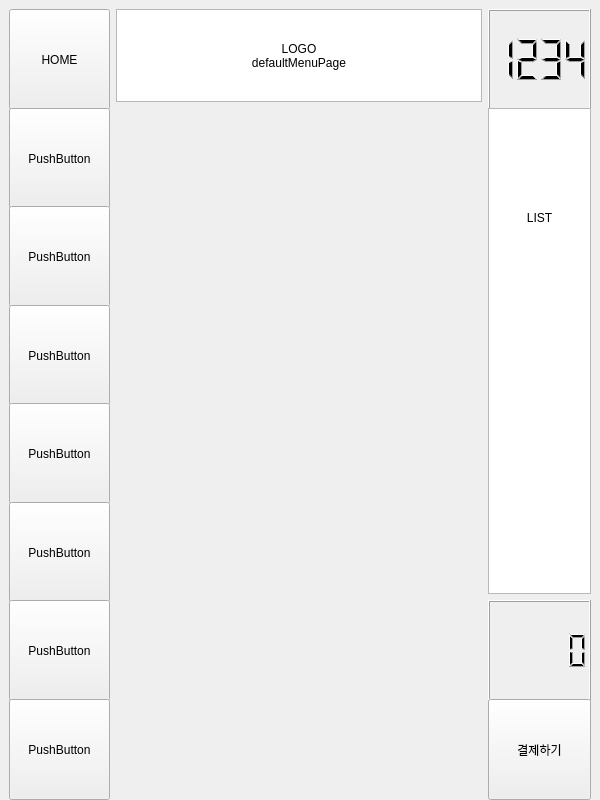
First picture: the form in Init.ui, repository LeeHuSeong/Kiosk_AI, before the edit.
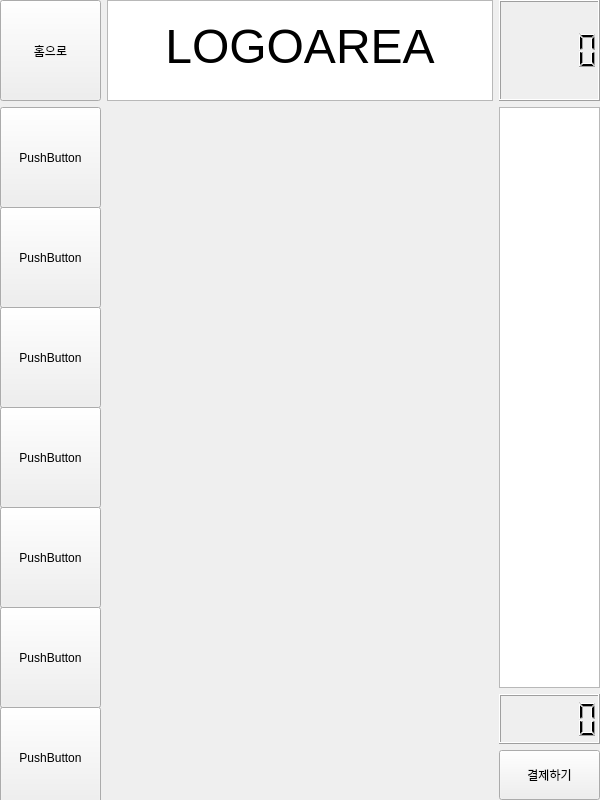
Second picture: the form after the edit. The open tabs and pages were chosen to show the change.

Commit message: Form, Code Rework

Diff of the .ui file:
```diff
--- a/Init.ui
+++ b/Init.ui
@@ -107,56 +107,24 @@
         </widget>
         <widget class="QWidget" name="defaultMenuPage">
          <layout class="QGridLayout" name="gridLayout_3">
-          <item row="0" column="0">
-           <widget class="QPushButton" name="btn_returnSelectPage">
-            <property name="sizePolicy">
-             <sizepolicy hsizetype="MinimumExpanding" vsizetype="MinimumExpanding">
-              <horstretch>0</horstretch>
-              <verstretch>0</verstretch>
-             </sizepolicy>
-            </property>
-            <property name="minimumSize">
-             <size>
-              <width>101</width>
-              <height>101</height>
-             </size>
-            </property>
-            <property name="text">
-             <string>HOME</string>
-            </property>
-           </widget>
-          </item>
-          <item row="0" column="1">
-           <widget class="QTextBrowser" name="logoArea">
-            <property name="sizePolicy">
-             <sizepolicy hsizetype="MinimumExpanding" vsizetype="MinimumExpanding">
-              <horstretch>0</horstretch>
-              <verstretch>0</verstretch>
-             </sizepolicy>
-            </property>
-            <property name="minimumSize">
-             <size>
-              <width>366</width>
-              <height>0</height>
-             </size>
-            </property>
-            <property name="html">
-             <string>&lt;!DOCTYPE HTML PUBLIC &quot;-//W3C//DTD HTML 4.0//EN&quot; &quot;http://www.w3.org/TR/REC-html40/strict.dtd&quot;&gt;
-&lt;html&gt;&lt;head&gt;&lt;meta name=&quot;qrichtext&quot; content=&quot;1&quot; /&gt;&lt;style type=&quot;text/css&quot;&gt;
-p, li { white-space: pre-wrap; }
-&lt;/style&gt;&lt;/head&gt;&lt;body style=&quot; font-family:'Gulim'; font-size:9pt; font-weight:400; font-style:normal;&quot;&gt;
-&lt;p align=&quot;center&quot; style=&quot;-qt-paragraph-type:empty; margin-top:0px; margin-bottom:0px; margin-left:0px; margin-right:0px; -qt-block-indent:0; text-indent:0px;&quot;&gt;&lt;br /&gt;&lt;/p&gt;
-&lt;p align=&quot;center&quot; style=&quot;-qt-paragraph-type:empty; margin-top:0px; margin-bottom:0px; margin-left:0px; margin-right:0px; -qt-block-indent:0; text-indent:0px;&quot;&gt;&lt;br /&gt;&lt;/p&gt;
-&lt;p align=&quot;center&quot; style=&quot; margin-top:0px; margin-bottom:0px; margin-left:0px; margin-right:0px; -qt-block-indent:0; text-indent:0px;&quot;&gt;LOGO&lt;/p&gt;
-&lt;p align=&quot;center&quot; style=&quot; margin-top:0px; margin-bottom:0px; margin-left:0px; margin-right:0px; -qt-block-indent:0; text-indent:0px;&quot;&gt;defaultMenuPage&lt;/p&gt;
-&lt;p align=&quot;center&quot; style=&quot;-qt-paragraph-type:empty; margin-top:0px; margin-bottom:0px; margin-left:0px; margin-right:0px; -qt-block-indent:0; text-indent:0px;&quot;&gt;&lt;br /&gt;&lt;/p&gt;&lt;/body&gt;&lt;/html&gt;</string>
-            </property>
-           </widget>
-          </item>
-          <item row="0" column="2">
-           <widget class="QLCDNumber" name="timeLimit">
+          <property name="leftMargin">
+           <number>0</number>
+          </property>
+          <property name="topMargin">
+           <number>0</number>
+          </property>
+          <property name="rightMargin">
+           <number>0</number>
+          </property>
+          <property name="bottomMargin">
+           <number>0</number>
+          </property>
+          <item row="1" column="3">
+           <layout class="QVBoxLayout" name="catalog_Layout">
+            <item>
+             <widget class="QPushButton" name="btn_catalog_1">
             <property name="sizePolicy">
-             <sizepolicy hsizetype="MinimumExpanding" vsizetype="MinimumExpanding">
+               <sizepolicy hsizetype="Fixed" vsizetype="Fixed">
               <horstretch>0</horstretch>
               <verstretch>0</verstretch>
              </sizepolicy>
@@ -167,21 +135,15 @@
               <height>101</height>
              </size>
             </property>
-            <property name="digitCount">
-             <number>4</number>
-            </property>
-            <property name="mode">
-             <enum>QLCDNumber::Dec</enum>
-            </property>
-            <property name="value" stdset="0">
-             <double>1234.000000000000000</double>
-            </property>
-           </widget>
-          </item>
-          <item row="1" column="0">
-           <widget class="QPushButton" name="catalogBtn_1">
+              <property name="text">
+               <string>PushButton</string>
+              </property>
+             </widget>
+            </item>
+            <item>
+             <widget class="QPushButton" name="btn_catalog_2">
             <property name="sizePolicy">
-             <sizepolicy hsizetype="MinimumExpanding" vsizetype="MinimumExpanding">
+               <sizepolicy hsizetype="Fixed" vsizetype="Fixed">
               <horstretch>0</horstretch>
               <verstretch>0</verstretch>
              </sizepolicy>
@@ -197,19 +159,10 @@
             </property>
            </widget>
           </item>
-          <item row="1" column="1" rowspan="7">
-           <widget class="QStackedWidget" name="catalogPage">
-            <property name="currentIndex">
-             <number>1</number>
-            </property>
-            <widget class="QWidget" name="menuPage_0"/>
-            <widget class="QWidget" name="menuPage_1"/>
-           </widget>
-          </item>
-          <item row="1" column="2" rowspan="5">
-           <widget class="QTextBrowser" name="orderList">
+            <item>
+             <widget class="QPushButton" name="btn_catalog_3">
             <property name="sizePolicy">
-             <sizepolicy hsizetype="MinimumExpanding" vsizetype="MinimumExpanding">
+               <sizepolicy hsizetype="Fixed" vsizetype="Fixed">
               <horstretch>0</horstretch>
               <verstretch>0</verstretch>
              </sizepolicy>
@@ -217,36 +170,6 @@
             <property name="minimumSize">
              <size>
               <width>101</width>
-              <height>0</height>
-             </size>
-            </property>
-            <property name="html">
-             <string>&lt;!DOCTYPE HTML PUBLIC &quot;-//W3C//DTD HTML 4.0//EN&quot; &quot;http://www.w3.org/TR/REC-html40/strict.dtd&quot;&gt;
-&lt;html&gt;&lt;head&gt;&lt;meta name=&quot;qrichtext&quot; content=&quot;1&quot; /&gt;&lt;style type=&quot;text/css&quot;&gt;
-p, li { white-space: pre-wrap; }
-&lt;/style&gt;&lt;/head&gt;&lt;body style=&quot; font-family:'Gulim'; font-size:9pt; font-weight:400; font-style:normal;&quot;&gt;
-&lt;p align=&quot;center&quot; style=&quot;-qt-paragraph-type:empty; margin-top:0px; margin-bottom:0px; margin-left:0px; margin-right:0px; -qt-block-indent:0; text-indent:0px;&quot;&gt;&lt;br /&gt;&lt;/p&gt;
-&lt;p align=&quot;center&quot; style=&quot;-qt-paragraph-type:empty; margin-top:0px; margin-bottom:0px; margin-left:0px; margin-right:0px; -qt-block-indent:0; text-indent:0px;&quot;&gt;&lt;br /&gt;&lt;/p&gt;
-&lt;p align=&quot;center&quot; style=&quot;-qt-paragraph-type:empty; margin-top:0px; margin-bottom:0px; margin-left:0px; margin-right:0px; -qt-block-indent:0; text-indent:0px;&quot;&gt;&lt;br /&gt;&lt;/p&gt;
-&lt;p align=&quot;center&quot; style=&quot;-qt-paragraph-type:empty; margin-top:0px; margin-bottom:0px; margin-left:0px; margin-right:0px; -qt-block-indent:0; text-indent:0px;&quot;&gt;&lt;br /&gt;&lt;/p&gt;
-&lt;p align=&quot;center&quot; style=&quot;-qt-paragraph-type:empty; margin-top:0px; margin-bottom:0px; margin-left:0px; margin-right:0px; -qt-block-indent:0; text-indent:0px;&quot;&gt;&lt;br /&gt;&lt;/p&gt;
-&lt;p align=&quot;center&quot; style=&quot;-qt-paragraph-type:empty; margin-top:0px; margin-bottom:0px; margin-left:0px; margin-right:0px; -qt-block-indent:0; text-indent:0px;&quot;&gt;&lt;br /&gt;&lt;/p&gt;
-&lt;p align=&quot;center&quot; style=&quot;-qt-paragraph-type:empty; margin-top:0px; margin-bottom:0px; margin-left:0px; margin-right:0px; -qt-block-indent:0; text-indent:0px;&quot;&gt;&lt;br /&gt;&lt;/p&gt;
-&lt;p align=&quot;center&quot; style=&quot; margin-top:0px; margin-bottom:0px; margin-left:0px; margin-right:0px; -qt-block-indent:0; text-indent:0px;&quot;&gt;LIST&lt;/p&gt;&lt;/body&gt;&lt;/html&gt;</string>
-            </property>
-           </widget>
-          </item>
-          <item row="2" column="0">
-           <widget class="QPushButton" name="catalogBtn_2">
-            <property name="sizePolicy">
-             <sizepolicy hsizetype="MinimumExpanding" vsizetype="MinimumExpanding">
-              <horstretch>0</horstretch>
-              <verstretch>0</verstretch>
-             </sizepolicy>
-            </property>
-            <property name="minimumSize">
-             <size>
-              <width>101</width>
               <height>101</height>
              </size>
             </property>
@@ -255,10 +178,10 @@
             </property>
            </widget>
           </item>
-          <item row="3" column="0">
-           <widget class="QPushButton" name="catalogBtn_3">
+            <item>
+             <widget class="QPushButton" name="btn_catalog_4">
             <property name="sizePolicy">
-             <sizepolicy hsizetype="MinimumExpanding" vsizetype="MinimumExpanding">
+               <sizepolicy hsizetype="Fixed" vsizetype="Fixed">
               <horstretch>0</horstretch>
               <verstretch>0</verstretch>
              </sizepolicy>
@@ -274,10 +197,10 @@
             </property>
            </widget>
           </item>
-          <item row="4" column="0">
-           <widget class="QPushButton" name="catalogBtn_4">
+            <item>
+             <widget class="QPushButton" name="btn_catalog_5">
             <property name="sizePolicy">
-             <sizepolicy hsizetype="MinimumExpanding" vsizetype="MinimumExpanding">
+               <sizepolicy hsizetype="Fixed" vsizetype="Fixed">
               <horstretch>0</horstretch>
               <verstretch>0</verstretch>
              </sizepolicy>
@@ -293,10 +216,10 @@
             </property>
            </widget>
           </item>
-          <item row="5" column="0">
-           <widget class="QPushButton" name="catalogBtn_7">
+            <item>
+             <widget class="QPushButton" name="btn_catalog_6">
             <property name="sizePolicy">
-             <sizepolicy hsizetype="MinimumExpanding" vsizetype="MinimumExpanding">
+               <sizepolicy hsizetype="Fixed" vsizetype="Fixed">
               <horstretch>0</horstretch>
               <verstretch>0</verstretch>
              </sizepolicy>
@@ -312,10 +235,10 @@
             </property>
            </widget>
           </item>
-          <item row="6" column="0">
-           <widget class="QPushButton" name="catalogBtn_5">
+            <item>
+             <widget class="QPushButton" name="btn_catalog_7">
             <property name="sizePolicy">
-             <sizepolicy hsizetype="MinimumExpanding" vsizetype="MinimumExpanding">
+               <sizepolicy hsizetype="Fixed" vsizetype="Fixed">
               <horstretch>0</horstretch>
               <verstretch>0</verstretch>
              </sizepolicy>
@@ -331,26 +254,40 @@
             </property>
            </widget>
           </item>
-          <item row="6" column="2">
-           <widget class="QLCDNumber" name="totalBill">
+           </layout>
+          </item>
+          <item row="1" column="4">
+           <layout class="QHBoxLayout" name="menu_Layout">
+            <item>
+             <widget class="QStackedWidget" name="menuPage">
+              <widget class="QWidget" name="page_3"/>
+              <widget class="QWidget" name="page_4"/>
+             </widget>
+            </item>
+           </layout>
+          </item>
+          <item row="1" column="5">
+           <layout class="QVBoxLayout" name="bill_Layout">
+            <item>
+             <widget class="QTextBrowser" name="cartArea">
             <property name="sizePolicy">
-             <sizepolicy hsizetype="MinimumExpanding" vsizetype="MinimumExpanding">
-              <horstretch>101</horstretch>
+               <sizepolicy hsizetype="Fixed" vsizetype="MinimumExpanding">
+                <horstretch>0</horstretch>
               <verstretch>0</verstretch>
              </sizepolicy>
             </property>
             <property name="minimumSize">
              <size>
               <width>101</width>
-              <height>101</height>
+                <height>0</height>
              </size>
             </property>
            </widget>
           </item>
-          <item row="7" column="0">
-           <widget class="QPushButton" name="catalogBtn_6">
+            <item>
+             <widget class="QLCDNumber" name="lcd_Price">
             <property name="sizePolicy">
-             <sizepolicy hsizetype="MinimumExpanding" vsizetype="MinimumExpanding">
+               <sizepolicy hsizetype="Fixed" vsizetype="Fixed">
               <horstretch>0</horstretch>
               <verstretch>0</verstretch>
              </sizepolicy>
@@ -358,18 +295,15 @@
             <property name="minimumSize">
              <size>
               <width>101</width>
-              <height>101</height>
-             </size>
-            </property>
-            <property name="text">
-             <string>PushButton</string>
-            </property>
-           </widget>
-          </item>
-          <item row="7" column="2">
+                <height>50</height>
+               </size>
+              </property>
+             </widget>
+            </item>
+            <item>
            <widget class="QPushButton" name="btn_toOrderPage">
             <property name="sizePolicy">
-             <sizepolicy hsizetype="MinimumExpanding" vsizetype="MinimumExpanding">
+               <sizepolicy hsizetype="Fixed" vsizetype="Fixed">
               <horstretch>0</horstretch>
               <verstretch>0</verstretch>
              </sizepolicy>
@@ -377,7 +311,7 @@
             <property name="minimumSize">
              <size>
               <width>101</width>
-              <height>101</height>
+                <height>50</height>
              </size>
             </property>
             <property name="text">
@@ -386,6 +320,71 @@
            </widget>
           </item>
          </layout>
+          </item>
+          <item row="0" column="3" colspan="3">
+           <layout class="QHBoxLayout" name="top_Layout">
+            <item>
+             <widget class="QPushButton" name="btn_toInitPage">
+              <property name="sizePolicy">
+               <sizepolicy hsizetype="Fixed" vsizetype="Fixed">
+                <horstretch>0</horstretch>
+                <verstretch>0</verstretch>
+               </sizepolicy>
+              </property>
+              <property name="minimumSize">
+               <size>
+                <width>101</width>
+                <height>101</height>
+               </size>
+              </property>
+              <property name="text">
+               <string>홈으로</string>
+              </property>
+             </widget>
+            </item>
+            <item>
+             <widget class="QTextBrowser" name="logoArea">
+              <property name="sizePolicy">
+               <sizepolicy hsizetype="MinimumExpanding" vsizetype="Fixed">
+                <horstretch>0</horstretch>
+                <verstretch>0</verstretch>
+               </sizepolicy>
+              </property>
+              <property name="minimumSize">
+               <size>
+                <width>101</width>
+                <height>101</height>
+               </size>
+              </property>
+              <property name="html">
+               <string>&lt;!DOCTYPE HTML PUBLIC &quot;-//W3C//DTD HTML 4.0//EN&quot; &quot;http://www.w3.org/TR/REC-html40/strict.dtd&quot;&gt;
+&lt;html&gt;&lt;head&gt;&lt;meta name=&quot;qrichtext&quot; content=&quot;1&quot; /&gt;&lt;style type=&quot;text/css&quot;&gt;
+p, li { white-space: pre-wrap; }
+&lt;/style&gt;&lt;/head&gt;&lt;body style=&quot; font-family:'Gulim'; font-size:9pt; font-weight:400; font-style:normal;&quot;&gt;
+&lt;p align=&quot;center&quot; style=&quot;-qt-paragraph-type:empty; margin-top:0px; margin-bottom:0px; margin-left:0px; margin-right:0px; -qt-block-indent:0; text-indent:0px;&quot;&gt;&lt;br /&gt;&lt;/p&gt;
+&lt;p align=&quot;center&quot; style=&quot; margin-top:0px; margin-bottom:0px; margin-left:0px; margin-right:0px; -qt-block-indent:0; text-indent:0px;&quot;&gt;&lt;span style=&quot; font-size:36pt;&quot;&gt;LOGOAREA&lt;/span&gt;&lt;/p&gt;&lt;/body&gt;&lt;/html&gt;</string>
+              </property>
+             </widget>
+            </item>
+            <item>
+             <widget class="QLCDNumber" name="lcd_Timer">
+              <property name="sizePolicy">
+               <sizepolicy hsizetype="Fixed" vsizetype="Fixed">
+                <horstretch>0</horstretch>
+                <verstretch>0</verstretch>
+               </sizepolicy>
+              </property>
+              <property name="minimumSize">
+               <size>
+                <width>101</width>
+                <height>101</height>
+               </size>
+              </property>
+             </widget>
+            </item>
+           </layout>
+          </item>
+         </layout>
         </widget>
         <widget class="QWidget" name="voiceOrderPage">
          <widget class="QTextBrowser" name="textBrowser">
```
Left out of the diff: 140 changed lines with no effect on the pictures. Lines whose indentation alone changed are shown as unchanged. The commit also changes 1 other file.
